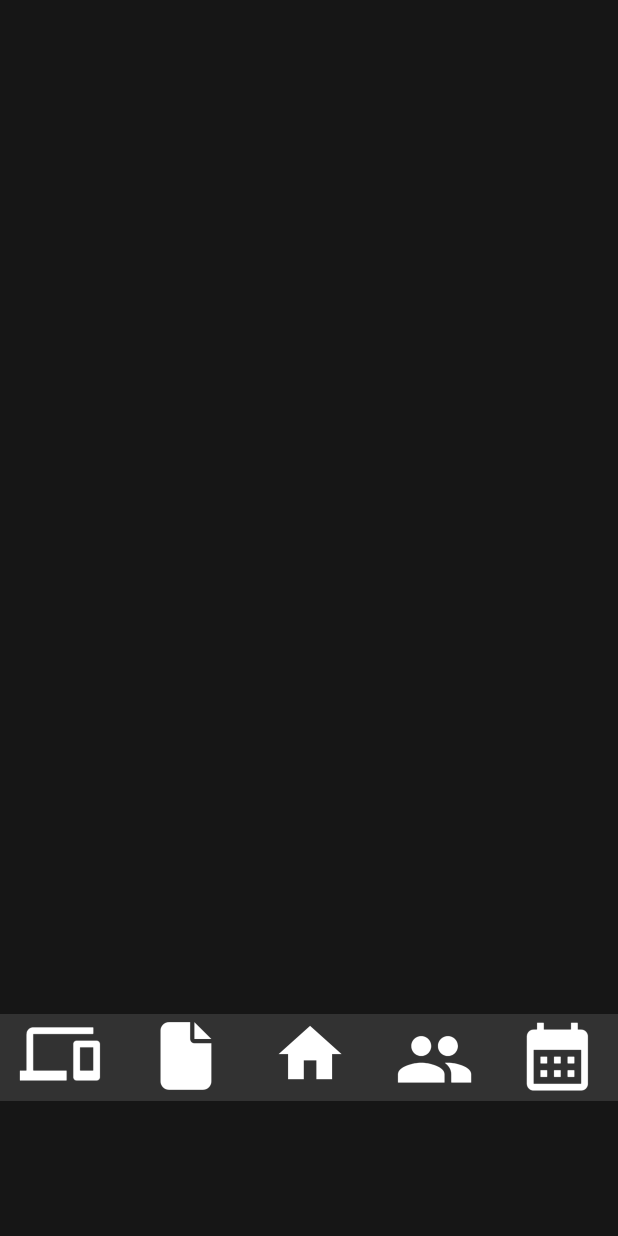
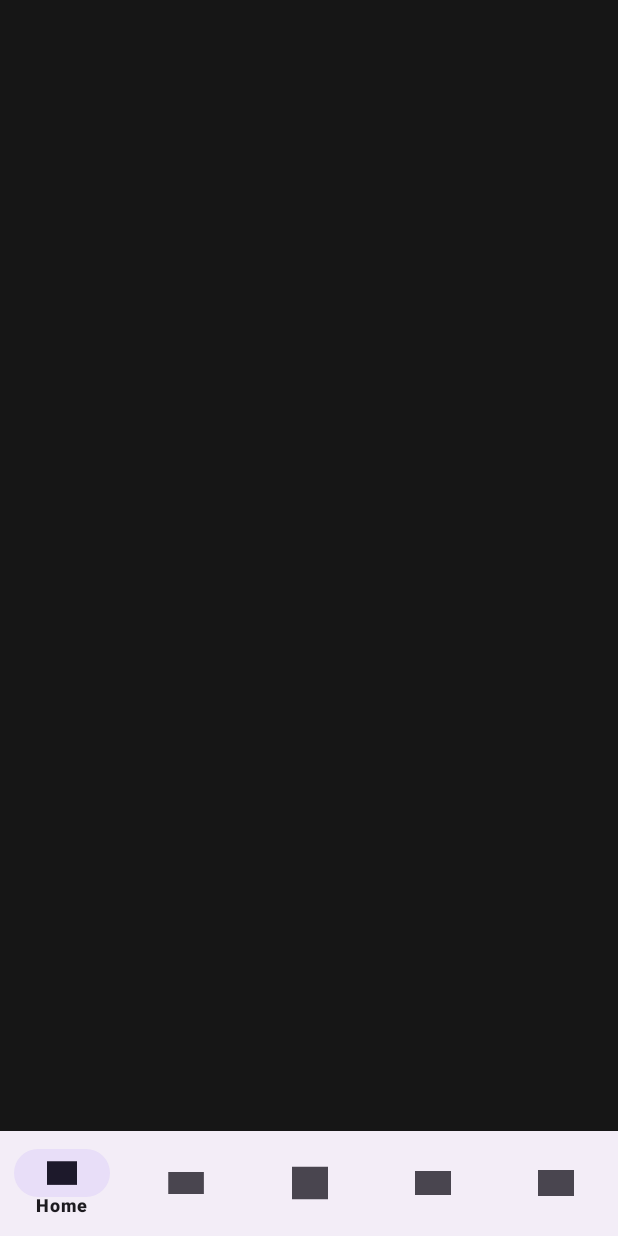
Before and after one commit to cs-sfulb001/Proximity-Connect, an Android app built with Jetpack Compose: the homeMain screen opened directly, with no data from a screen before it, on a phone screen of 412 x 824 dp. Run offline under Robolectric (Android 15) with nearby library versions, the phone set to English and light mode, and no system bars.

Commit message:
My added files

```diff
--- a/app/src/main/res/layout/activity_home_main.xml
+++ b/app/src/main/res/layout/activity_home_main.xml
@@ -1,4 +1,35 @@
 <?xml version="1.0" encoding="utf-8"?>
+<androidx.constraintlayout.widget.ConstraintLayout xmlns:android="http://schemas.android.com/apk/res/android"
+    xmlns:app="http://schemas.android.com/apk/res-auto"
+    xmlns:tools="http://schemas.android.com/tools"
+    android:layout_width="match_parent"
+    android:layout_height="match_parent"
+    android:background="@color/screenblack"
+    tools:context=".homeMain">
+
+    <FrameLayout
+        android:id="@+id/flFragment"
+        android:layout_width="match_parent"
+        android:layout_height="0dp"
+        app:layout_constraintBottom_toTopOf="@+id/bottomNavigationView"
+        app:layout_constraintEnd_toEndOf="parent"
+        app:layout_constraintStart_toStartOf="parent"
+        app:layout_constraintTop_toTopOf="parent" />
+
+    <com.google.android.material.bottomnavigation.BottomNavigationView
+        android:id="@+id/bottomNavigationView"
+        android:layout_width="match_parent"
+        android:layout_height="70dp"
+        app:layout_constraintBottom_toBottomOf="parent"
+        app:layout_constraintEnd_toEndOf="parent"
+        app:layout_constraintHorizontal_bias="0.5"
+        app:layout_constraintStart_toStartOf="parent"
+        app:menu="@menu/bottom_nav_menu" />
+
+</androidx.constraintlayout.widget.ConstraintLayout>
+
+
+<!--
 <LinearLayout xmlns:android="http://schemas.android.com/apk/res/android"
     xmlns:app="http://schemas.android.com/apk/res-auto"
     xmlns:tools="http://schemas.android.com/tools"
@@ -18,6 +49,7 @@
             android:layout_width="wrap_content"
             android:layout_height="500dp"
             android:layout_weight="1" />
+
     </LinearLayout>
 
     <LinearLayout
@@ -78,4 +110,4 @@
 
     </LinearLayout>
 
-</LinearLayout>
+</LinearLayout> -->
--- a/app/src/main/res/layout/activity_sign_up.xml
+++ b/app/src/main/res/layout/activity_sign_up.xml
@@ -168,11 +168,11 @@
 
                 <Button
                     android:id="@+id/log"
-                    android:layout_width="match_parent"
+                    android:layout_width="433dp"
                     android:layout_height="wrap_content"
                     android:layout_marginStart="15dp"
+                    android:layout_marginTop="15dp"
                     android:layout_marginEnd="20dp"
-                    android:layout_marginTop="15dp"
                     android:layout_marginBottom="20dp"
                     android:layout_weight="1"
                     android:background="@drawable/lightblackbtnborder"
--- a/app/src/main/res/layout/fragment_homefra.xml
+++ b/app/src/main/res/layout/fragment_homefra.xml
@@ -5,7 +5,7 @@
     android:layout_width="match_parent"
     android:layout_height="match_parent"
     android:background="@color/screenblack"
-    tools:context=".homefra">
+    tools:context="com.example.proximityconnectloginpageattempt3.homefra">
 
     <!-- TODO: Update blank fragment layout -->
     <TextView
--- /dev/null
+++ b/app/src/main/res/menu/bottom_nav_menu.xml
@@ -0,0 +1,28 @@
+<?xml version="1.0" encoding="utf-8"?>
+<menu xmlns:android="http://schemas.android.com/apk/res/android">
+
+    <item
+        android:id="@+id/ihome"
+        android:title="Home"
+        android:icon="@mipmap/homepic_foreground"/>
+
+    <item
+        android:id="@+id/ibluto"
+        android:title="Bluetooth"
+        android:icon="@mipmap/bluetooth_foreground"/>
+
+    <item
+        android:id="@+id/itrans"
+        android:title="Transcribes"
+        android:icon="@mipmap/transcribe_foreground"/>
+
+    <item
+        android:id="@+id/igroup"
+        android:title="Groups"
+        android:icon="@mipmap/grouppic_foreground"/>
+
+    <item
+        android:id="@+id/iCalen"
+        android:title="Calendar"
+        android:icon="@mipmap/calendar_foreground"/>
+</menu>
```
Also changed, not shown: app/src/main/java/com/example/proximity_connect/LoginPage.kt (added, +40 -0 lines), app/src/main/java/com/example/proximity_connect/MainActivity.kt (+23 -4 lines), app/src/main/java/com/example/proximity_connect/SignUp.kt (+27 -1 lines), app/src/main/java/com/example/proximity_connect/loginPage.kt (deleted, +0 -11 lines), app/src/main/res/layout/activity_login_page.xml (+5 -5 lines), app/src/main/java/com/example/proximityconnectloginpageattempt3/MainActivityJON.java (renamed from app/src/main/java/com/example/proximityconnectloginpageattempt3/MainActivity.java).
